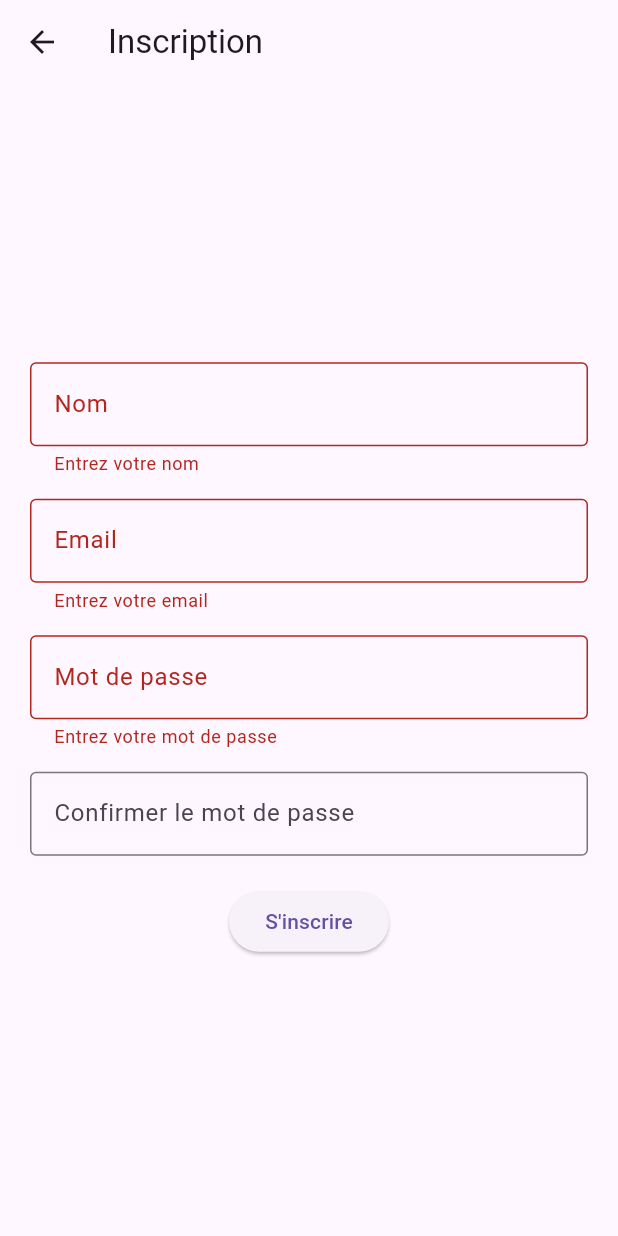
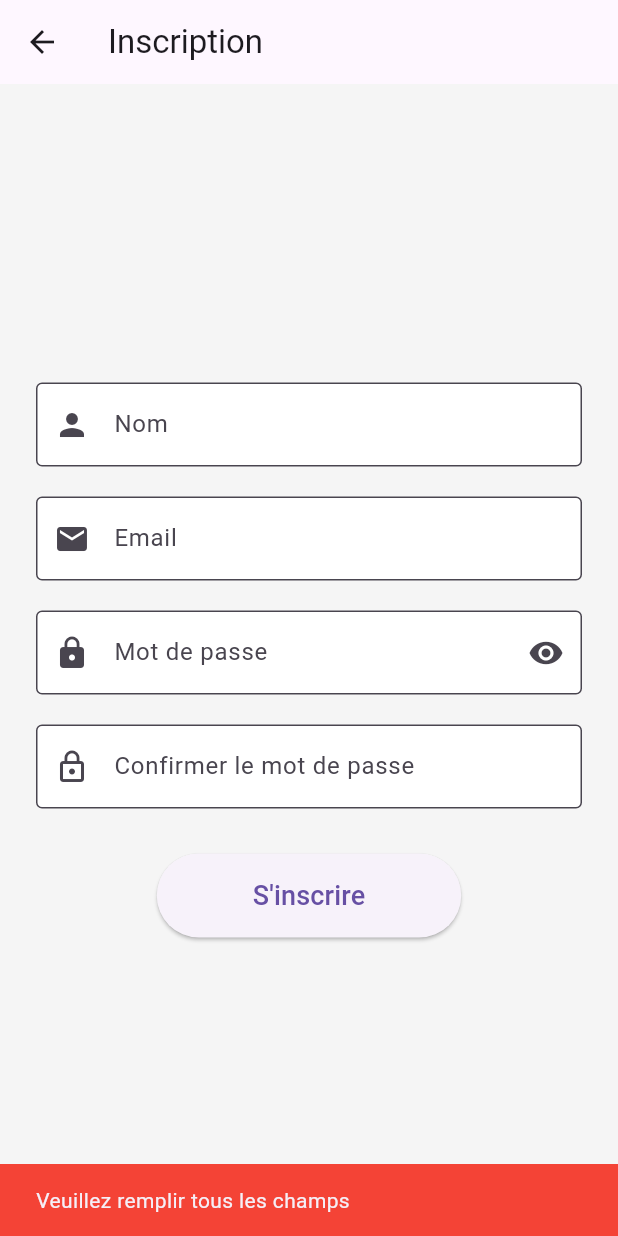
Before and after one commit to Hamed-Hafaiedh/repertoire_contacts, a Flutter app: the RegisterPage screen opened directly, after a tap on "S'inscrire", on a phone screen of 412 x 824 dp. Run offline on Flutter 3.47's test engine with Material 3 defaults, Android fonts, the phone set to English and light mode, and no system bars.

Commit message:
change code

```diff
--- a/lib/screens/register_page.dart
+++ b/lib/screens/register_page.dart
@@ -1,5 +1,4 @@
 import 'package:flutter/material.dart';
-import '../utils/validators.dart';
 
 class RegisterPage extends StatefulWidget {
   const RegisterPage({super.key});
@@ -9,83 +8,144 @@ class RegisterPage extends StatefulWidget {
 }
 
 class _RegisterPageState extends State<RegisterPage> {
-  final formKey = GlobalKey<FormState>();
+  final _nameController = TextEditingController();
+  final _emailController = TextEditingController();
+  final _passwordController = TextEditingController();
+  final _confirmController = TextEditingController();
+  bool _obscureText = true;
 
-  // Sert à lire le mot de passe pour le comparer avec la confirmation
-  final passwordController = TextEditingController();
+  // Affiche un message en bas de l'écran
+  void _afficherMessage(String message, {bool erreur = false}) {
+    ScaffoldMessenger.of(context).showSnackBar(
+      SnackBar(
+        content: Text(message),
+        backgroundColor: erreur ? Colors.red : null,
+      ),
+    );
+  }
 
-  void sInscrire() {
-    if (formKey.currentState!.validate()) {
-      ScaffoldMessenger.of(context).showSnackBar(
-        const SnackBar(content: Text('Compte créé')),
-      );
-      Navigator.pop(context); // retour à la page de connexion
+  void _sInscrire() {
+    String name = _nameController.text.trim();
+    String email = _emailController.text.trim();
+    String password = _passwordController.text;
+    String confirm = _confirmController.text;
+
+    if (name.isEmpty || email.isEmpty || password.isEmpty || confirm.isEmpty) {
+      _afficherMessage('Veuillez remplir tous les champs', erreur: true);
+      return;
     }
+
+    if (!email.contains('@')) {
+      _afficherMessage('Veuillez entrer un email valide', erreur: true);
+      return;
+    }
+
+    if (password != confirm) {
+      _afficherMessage('Les mots de passe sont différents', erreur: true);
+      return;
+    }
+
+    _afficherMessage('Compte créé');
+    Navigator.pop(context); // retour à la page de connexion
   }
 
   @override
   Widget build(BuildContext context) {
     return Scaffold(
+      backgroundColor: Colors.grey[100],
       appBar: AppBar(title: const Text('Inscription')),
-      body: Padding(
-        padding: const EdgeInsets.all(20),
-        child: Form(
-          key: formKey,
-          child: Column(
-            mainAxisAlignment: MainAxisAlignment.center,
-            children: [
-              TextFormField(
-                decoration: const InputDecoration(
-                  labelText: 'Nom',
-                  border: OutlineInputBorder(),
+      body: SafeArea(
+        child: Center(
+          child: SingleChildScrollView(
+            padding: const EdgeInsets.all(24),
+            child: Column(
+              children: [
+                // Champ Nom
+                TextField(
+                  controller: _nameController,
+                  decoration: const InputDecoration(
+                    labelText: 'Nom',
+                    prefixIcon: Icon(Icons.person),
+                    border: OutlineInputBorder(),
+                    filled: true,
+                    fillColor: Colors.white,
+                  ),
                 ),
-                validator: Validators.nom,
-              ),
-              const SizedBox(height: 15),
+                const SizedBox(height: 20),
 
-              TextFormField(
-                decoration: const InputDecoration(
-                  labelText: 'Email',
-                  border: OutlineInputBorder(),
+                // Champ Email
+                TextField(
+                  controller: _emailController,
+                  keyboardType: TextInputType.emailAddress,
+                  decoration: const InputDecoration(
+                    labelText: 'Email',
+                    prefixIcon: Icon(Icons.email),
+                    border: OutlineInputBorder(),
+                    filled: true,
+                    fillColor: Colors.white,
+                  ),
                 ),
-                validator: Validators.email,
-              ),
-              const SizedBox(height: 15),
+                const SizedBox(height: 20),
 
-              TextFormField(
-                controller: passwordController,
-                obscureText: true,
-                decoration: const InputDecoration(
-                  labelText: 'Mot de passe',
-                  border: OutlineInputBorder(),
+                // Champ Mot de passe
+                TextField(
+                  controller: _passwordController,
+                  obscureText: _obscureText,
+                  decoration: InputDecoration(
+                    labelText: 'Mot de passe',
+                    prefixIcon: const Icon(Icons.lock),
+                    border: const OutlineInputBorder(),
+                    filled: true,
+                    fillColor: Colors.white,
+                    suffixIcon: IconButton(
+                      icon: Icon(
+                        _obscureText ? Icons.visibility : Icons.visibility_off,
+                      ),
+                      onPressed: () {
+                        setState(() {
+                          _obscureText = !_obscureText;
+                        });
+                      },
+                    ),
+                  ),
                 ),
-                validator: Validators.motDePasse,
-              ),
-              const SizedBox(height: 15),
+                const SizedBox(height: 20),
 
-              TextFormField(
-                obscureText: true,
-                decoration: const InputDecoration(
-                  labelText: 'Confirmer le mot de passe',
-                  border: OutlineInputBorder(),
+                // Champ Confirmation
+                TextField(
+                  controller: _confirmController,
+                  obscureText: _obscureText,
+                  decoration: const InputDecoration(
+                    labelText: 'Confirmer le mot de passe',
+                    prefixIcon: Icon(Icons.lock_outline),
+                    border: OutlineInputBorder(),
+                    filled: true,
+                    fillColor: Colors.white,
+                  ),
                 ),
-                validator: (value) {
-                  if (value != passwordController.text) {
-                    return 'Les mots de passe sont différents';
-                  }
-                  return null;
-                },
-              ),
-              const SizedBox(height: 20),
+                const SizedBox(height: 30),
 
-              ElevatedButton(
-                onPressed: sInscrire,
-                child: const Text("S'inscrire"),
-              ),
-            ],
+                ElevatedButton(
+                  onPressed: _sInscrire,
+                  child: const Padding(
+                    padding: EdgeInsets.symmetric(horizontal: 40, vertical: 15),
+                    child: Text("S'inscrire", style: TextStyle(fontSize: 18)),
+                  ),
+                ),
+              ],
+            ),
           ),
         ),
       ),
     );
   }
+
+  @override
+  void dispose() {
+    _nameController.dispose();
+    _emailController.dispose();
+    _passwordController.dispose();
+    _confirmController.dispose();
+    super.dispose();
+  }
 }
--- a/lib/utils/validators.dart
+++ /dev/null
@@ -1,31 +0,0 @@
-class Validators {
-  // Vérifie le nom
-  static String? nom(String? value) { // static permet d’appeler la fonction sans créer d’objet : Validators.email
-    if (value == null || value.isEmpty) {
-      return 'Entrez votre nom';
-    }
-    return null;
-  }
-
-  // Vérifie l'email
-  static String? email(String? value) {
-    if (value == null || value.isEmpty) {
-      return 'Entrez votre email';
-    }
-    if (!value.contains('@')) {
-      return 'Email invalide';
-    }
-    return null;
-  }
-
-  // Vérifie le mot de passe
-  static String? motDePasse(String? value) {
-    if (value == null || value.isEmpty) {
-      return 'Entrez votre mot de passe';
-    }
-    if (value.length < 6) {
-      return 'Minimum 6 caractères';
-    }
-    return null;
-  }
-}
```
Also changed, not shown: lib/main.dart (+10 -3 lines), lib/screens/login_page.dart (+92 -29 lines).
